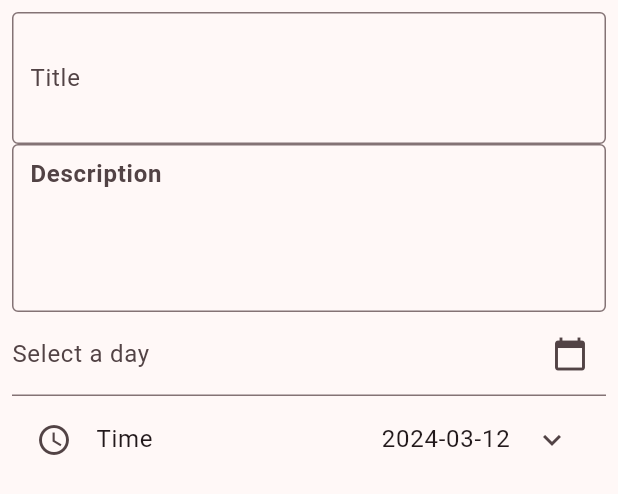
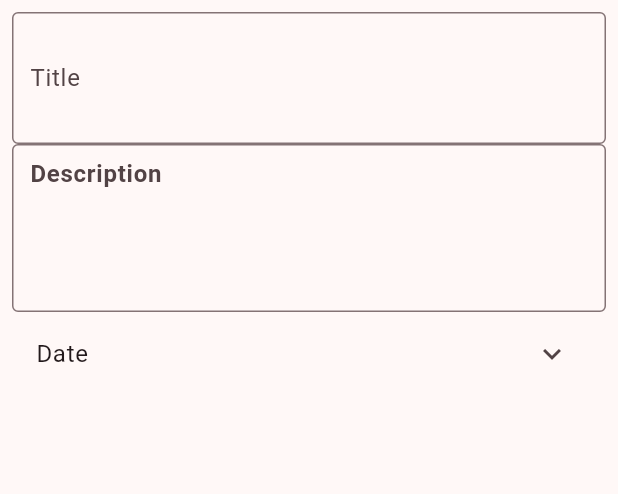
Before and after one commit to csa67/ProdPal, a Flutter app: the Task widget shown alone on an empty page, opened directly, on a phone screen of 412 x 824 dp. Shown: the top 494 px of the screen. Run offline on Flutter 3.47's test engine with Material 3 defaults, Android fonts, the light colour scheme and no system bars.

Commit message:
Added custom date picker

```diff
--- a/lib/NewTaskPage.dart
+++ b/lib/NewTaskPage.dart
@@ -1,6 +1,5 @@
 import 'package:flutter/material.dart';
 import 'package:hci/DurationPicker.dart';
-import 'package:intl/intl.dart';
 
 class NewTaskPage extends StatelessWidget{
   const NewTaskPage({super.key});
@@ -25,22 +24,36 @@ class Task extends StatefulWidget{
 
 class _TaskState extends State<Task>{
 
-  DateTime selectedDate = DateTime.now();
-  TextEditingController dateController = TextEditingController();
+  DateTime? selectedDate;
+  DateTime? currentDate;
+  bool isDateTileExpanded = false;
 
-  Future<void> _selectDate(BuildContext context) async {
-    final DateTime? picked = await showDatePicker(
-      context: context,
-      initialDate: selectedDate,
-      firstDate: DateTime.now(),
-      lastDate: DateTime(2100),
-    ) ;
-    if(picked != null && picked!= selectedDate ){
-      setState(() {
-        selectedDate = picked;
-        dateController.text = DateFormat('dd.MM.yy').format(picked);
-      });
-    }
+  void _onApplyButtonPressed() {
+    setState(() {
+      isDateTileExpanded = false;
+      selectedDate = currentDate;
+    });
+  }
+
+  Widget _buildDatePicker() {
+    return Column(
+      children: [
+       CalendarDatePicker(
+        initialDate: selectedDate ?? DateTime.now(),
+        firstDate: DateTime.now(),
+        lastDate: DateTime(2100),
+        onDateChanged: (DateTime value) {
+          setState(() {
+            currentDate = value;
+          });
+        },
+      ),
+        ElevatedButton(
+          onPressed: _onApplyButtonPressed,
+          child: const Text('Apply'),
+        ),
+      ],
+    );
   }
 
   @override
@@ -69,47 +82,19 @@ class _TaskState extends State<Task>{
             minLines: 4,
             maxLines: 6,
           ),
-        TextFormField(
-          controller: dateController,
-          decoration: InputDecoration(
-            labelText: 'Select a day',
-            suffixIcon: IconButton(
-              icon: Icon(Icons.calendar_today),
-              onPressed: () => _selectDate(context),
-            ),
+        ListTile(
+          title: Text(selectedDate == null ? 'Date' : 'Date:  ${'${selectedDate!.toLocal()}'.split(' ')[0]}'),
+          trailing: Icon(
+            isDateTileExpanded ? Icons.expand_less : Icons.expand_more,
           ),
+          onTap: () {
+            setState(() {
+              isDateTileExpanded = !isDateTileExpanded;
+            });
+          },
         ),
-        ExpansionTile(
-          title: Row(
-            mainAxisAlignment: MainAxisAlignment.spaceBetween,
-            children: <Widget>[
-              Text('Time'),
-              Text('$selectedDate.toLocal()}'.split(' ')[0],
-              )
-
+        if (isDateTileExpanded) _buildDatePicker(),
       ]
-    ),
-          leading: Icon(Icons.schedule),
-          children: <Widget>[
-            ListTile(
-              title: Text('Select Time'),
-              onTap: () => _showDurationPicker(),
-            ),
-            ],
-        ),
-      ]
-    );
-  }
-
-  Widget _buildTaskOption({required String title,required IconData icon, required VoidCallback onTap}){
-    return Container(
-      padding: const EdgeInsets.symmetric(vertical: 8.0),
-      child: ListTile(
-      leading : Icon(icon),
-      title: Text(title),
-      trailing: const Icon(Icons.arrow_drop_down),
-      onTap: onTap,
-      ),
     );
   }
 
```
